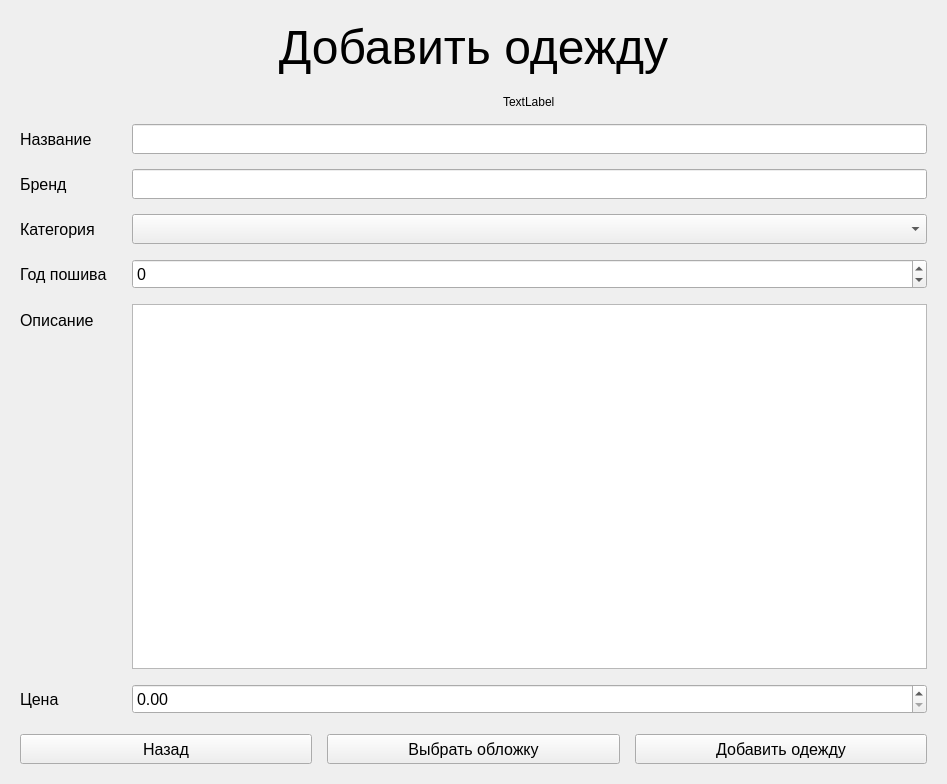
Qt form design/ui/add_clothes_view.ui (AfricanLovers/BelFashion) before a commit.
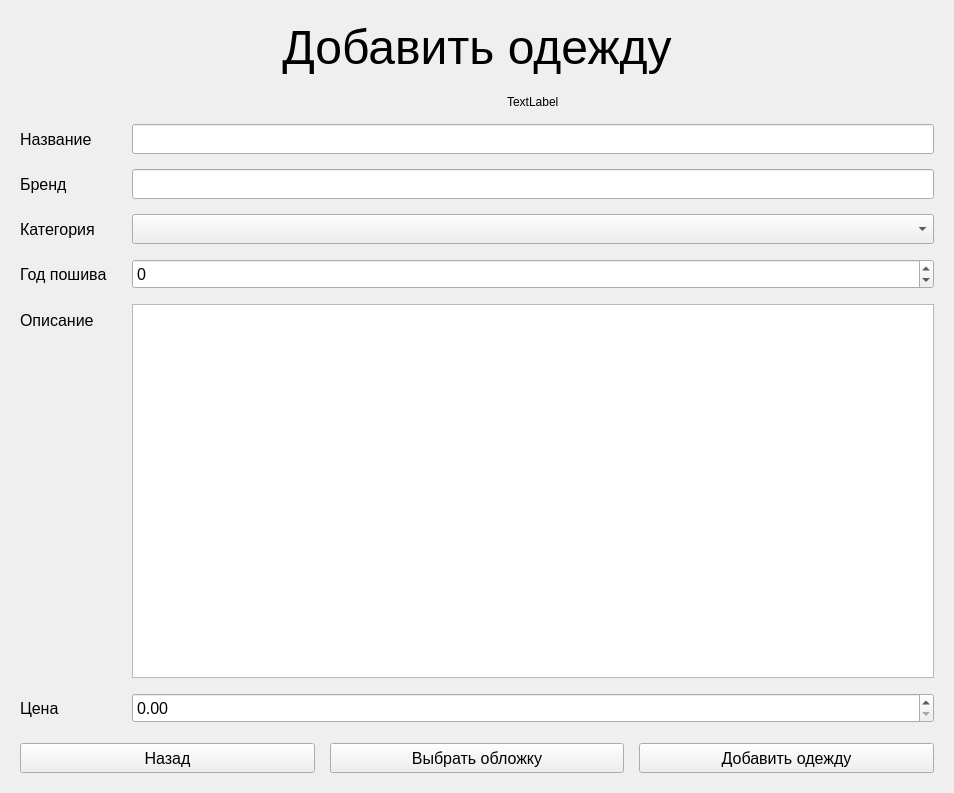
The same form after that commit.

Diff of the .ui file:
```diff
--- a/design/ui/add_clothes_view.ui
+++ b/design/ui/add_clothes_view.ui
@@ -6,8 +6,8 @@
    <rect>
     <x>0</x>
     <y>0</y>
-    <width>947</width>
-    <height>784</height>
+    <width>954</width>
+    <height>793</height>
    </rect>
   </property>
   <property name="windowTitle">
```
